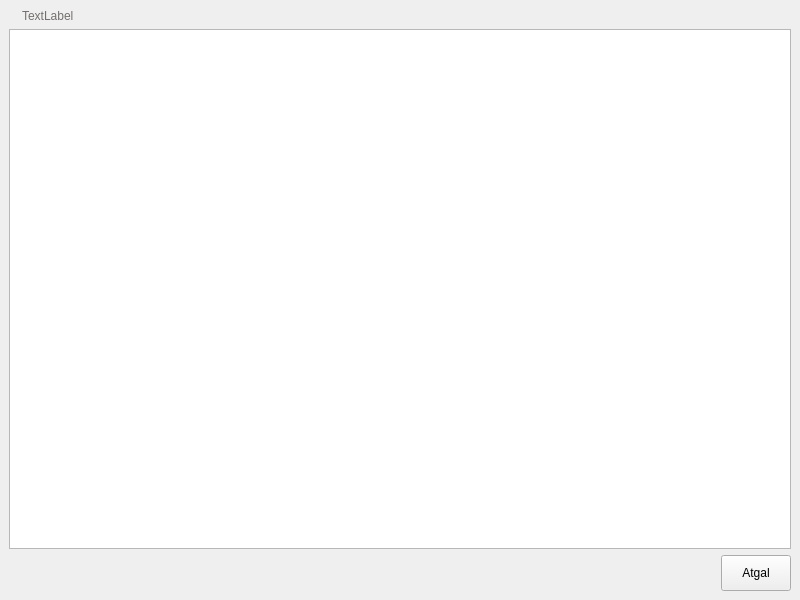
First picture: the form in nokia/AlausRadaras/brandlist.ui, repository vincnetas/alaus-radaras, before the edit.
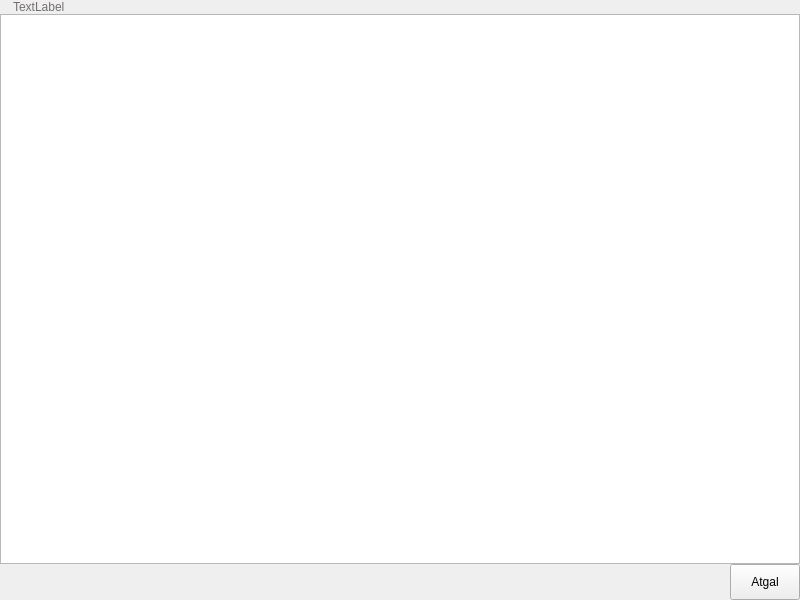
Second picture: the form after the edit. Icons and pictures are not drawn.

What changed in the file:
```diff
--- a/nokia/AlausRadaras/brandlist.ui
+++ b/nokia/AlausRadaras/brandlist.ui
@@ -1,7 +1,7 @@
 <?xml version="1.0" encoding="UTF-8"?>
 <ui version="4.0">
  <class>BrandList</class>
- <widget class="QMainWindow" name="BrandList">
+ <widget class="QWidget" name="BrandList">
   <property name="geometry">
    <rect>
     <x>0</x>
@@ -13,11 +13,13 @@
   <property name="windowTitle">
    <string>MainWindow</string>
   </property>
-  <widget class="QWidget" name="centralwidget">
-   <property name="styleSheet">
-    <string notr="true">#BrandList { border-image:url(:/images/background.png); } </string>
-   </property>
    <layout class="QVBoxLayout" name="verticalLayout">
+   <property name="spacing">
+    <number>0</number>
+   </property>
+   <property name="margin">
+    <number>0</number>
+   </property>
     <item>
      <widget class="QLabel" name="txtHeader">
       <property name="styleSheet">
@@ -73,7 +75,6 @@
      </layout>
     </item>
    </layout>
-  </widget>
  </widget>
  <resources/>
  <connections/>
```
Lines whose indentation alone changed are shown as unchanged.
